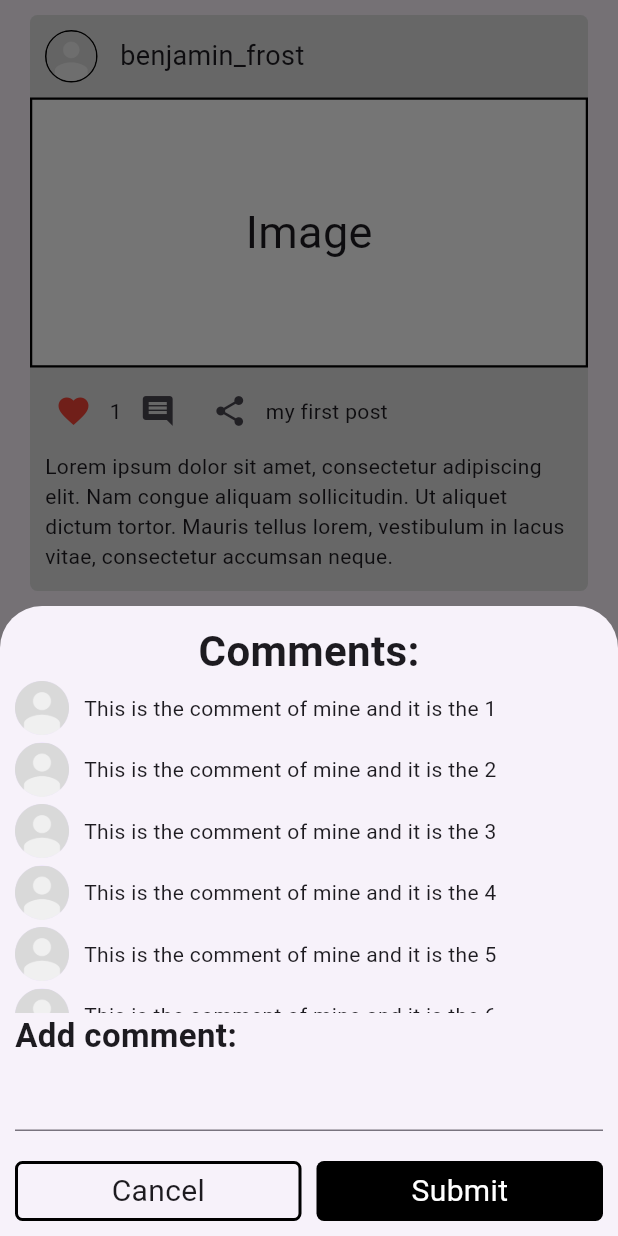
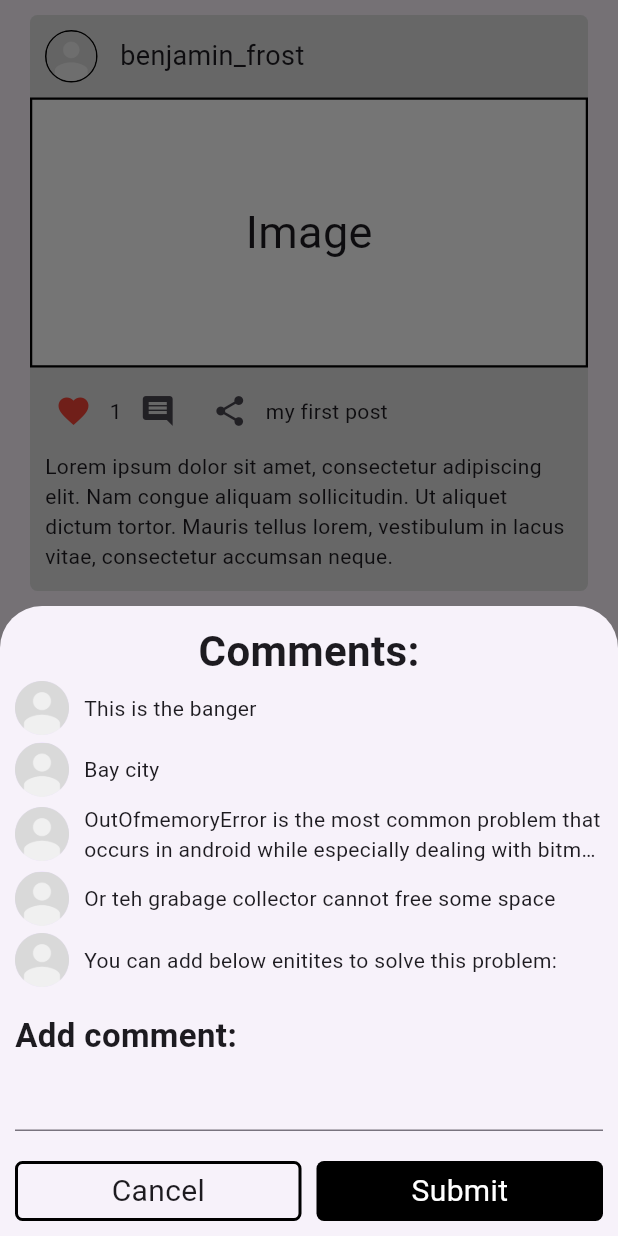
Before and after one commit to shaharex/albert_ein_m3, a Flutter app: the FeedPage screen opened directly, after a tap on the "favorite outline" icon, after a tap on the "comment" icon, on a phone screen of 412 x 824 dp. Run offline on Flutter 3.47's test engine with Material 3 defaults, Android fonts, the light colour scheme and no system bars; our stand-ins replace google_maps_flutter.

Commit message:
some fixes

```diff
--- a/lib/components/post_widget.dart
+++ b/lib/components/post_widget.dart
@@ -23,6 +23,7 @@ class PostWidget extends StatelessWidget {
           color: Colors.grey[300], borderRadius: BorderRadius.circular(5)),
       width: double.infinity,
       child: Column(
+        mainAxisSize: MainAxisSize.min,
         children: [
           // account and so on
           Row(
--- a/lib/main.dart
+++ b/lib/main.dart
@@ -13,7 +13,7 @@ class MyApp extends StatelessWidget {
 
   @override
   Widget build(BuildContext context) {
-    return SafeArea(
+    return const SafeArea(
       child: MaterialApp(
         debugShowCheckedModeBanner: false,
         home: LoginPage(),
--- a/lib/pages/feed_page.dart
+++ b/lib/pages/feed_page.dart
@@ -10,6 +10,21 @@ class FeedPage extends StatefulWidget {
 }
 
 class _FeedPageState extends State<FeedPage> {
+  List<String> commentsList = [
+    "This is the banger",
+    "Bay city",
+    "OutOfmemoryError is the most common problem that occurs in android while especially dealing with bitmaps.So here is how to solve it: https://stackoverflow.com"
+    "You're right and it is thrown by JVM when an object cannot be allocated due to lack of memory space",
+    "Or teh grabage collector cannot free some space",
+    "You can add below enitites to solve this problem:"
+  ];
+
+  void addComment(String comment) {
+    setState(() {
+      commentsList.add(comment);
+    });
+  }
+
   // share method
   static const sharePlatform = MethodChannel("com.share");
 
@@ -42,7 +57,7 @@ class _FeedPageState extends State<FeedPage> {
               ),
               Expanded(
                   child: ListView.separated(
-                itemCount: 10,
+                itemCount: commentsList.length,
                 itemBuilder: (context, index) {
                   return Row(
                     children: [
@@ -53,10 +68,12 @@ class _FeedPageState extends State<FeedPage> {
                             fit: BoxFit.cover,
                           )),
                       const SizedBox(width: 10),
-                      Text(
-                        "This is the comment of mine and it is the ${index + 1}",
-                        maxLines: 2,
-                        overflow: TextOverflow.ellipsis,
+                      Expanded(
+                        child: Text(
+                          commentsList[index],
+                          maxLines: 2,
+                          overflow: TextOverflow.ellipsis,
+                        ),
                       ),
                     ],
                   );
@@ -105,7 +122,12 @@ class _FeedPageState extends State<FeedPage> {
                         flex: 1,
                         child: GestureDetector(
                           onTap: () {
-                            Navigator.pop(context);
+                            if (_commentsController.text.isNotEmpty) {
+                              addComment(_commentsController.text);
+                              Navigator.pop(context);
+                            } else {
+                              ScaffoldMessenger.of(context).showSnackBar(const SnackBar(content: Text("Pleas write something, God dammit it")));
+                            }
                           },
                           child: Container(
                             alignment: Alignment.center,
```
Also changed, not shown: lib/pages/new_post_page.dart (+4 -4 lines), lib/pages/user_post_page.dart (added, +31 -0 lines), lib/pages/user_profile_page.dart (+9 -28 lines), lib/services/posts_service.dart (+0 -39 lines), 2 other files.
